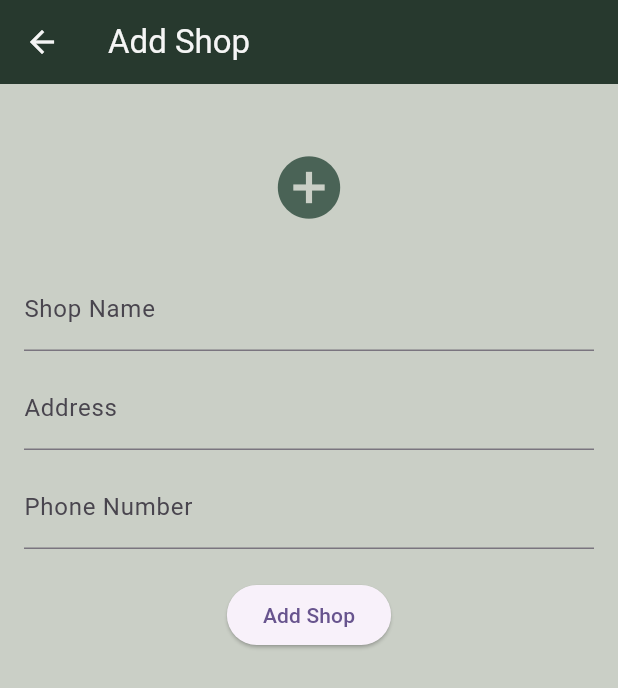
After one commit to blacknight9/ToDo, a Flutter app: the AddShopPage screen opened directly, after a tap on "Add Shop", on a phone screen of 412 x 824 dp. The commit adds this screen. Shown: the top 688 px of the screen. Run offline on Flutter 3.47's test engine with Material 3 defaults, Android fonts, the phone set to English and light mode, and no system bars; our stand-ins replace calendar_view, cloud_firestore, firebase_core, firebase_storage, fluttertoast, get and 3 more; accounts and stored records are empty.

Commit message:
working on ui and home panel

```diff
--- a/lib/constants/Colors.dart
+++ b/lib/constants/Colors.dart
@@ -16,7 +16,7 @@ const searchBarColor = Color.fromRGBO(50, 55, 57, 1);
 const dividerColor = Color.fromRGBO(37, 45, 50, 1);
 const myPrimary2 = Color.fromRGBO(30, 36, 40, 1);
 const myPrimary = Color.fromRGBO(202, 207, 198, 1.0);
-const myPrimaryAccent = Color.fromRGBO(214, 221, 210, 1);
+const myPrimaryAccent = Color.fromRGBO(230, 220, 180, 1);
 const myNoteTileColor = Color.fromRGBO(118, 140, 112, 1);
 const myAppBar = Color.fromRGBO(74, 99, 86, 1);
 const myHomeIcons = Color.fromRGBO(39, 57, 46, 1);
--- /dev/null
+++ b/lib/controllers/ShopsController.dart
@@ -0,0 +1,134 @@
+
+import 'dart:io';
+
+import 'package:ent5m/models/ShopsListModel.dart';
+import 'package:ent5m/services/firebase_services.dart';
+import 'package:firebase_storage/firebase_storage.dart';
+import 'package:flutter/cupertino.dart';
+import 'package:flutter/foundation.dart';
+import 'package:flutter/material.dart';
+import 'package:fluttertoast/fluttertoast.dart';
+import 'package:get/get.dart';
+import 'package:image_picker/image_picker.dart';
+import 'package:url_launcher/url_launcher.dart';
+
+class ShopsController extends GetxController {
+  var selectedImage = Rxn<File?>();
+  var selectedImageWeb = Rxn<String>();
+  String selectedImageUrl = '';
+  TextEditingController shopNameController = TextEditingController();
+  TextEditingController addressController = TextEditingController();
+  TextEditingController phoneNumberController = TextEditingController();
+
+  Future<void> pickImage() async {
+    final ImagePicker _picker = ImagePicker();
+    final XFile? image = await _picker.pickImage(source: ImageSource.gallery);
+
+    if (image != null) {
+      if (kIsWeb) {
+        // For web, store the image URL directly
+        selectedImageWeb.value = image.path; // Path is a Blob URL on the web
+      } else {
+        // For mobile, convert to File and proceed
+        File imageFile = File(image.path);
+        String imageUrl = await uploadLogo(imageFile);
+        selectedImage.value = imageFile;
+        selectedImageUrl = imageUrl;
+      }
+    }
+  }
+
+  Future<String> uploadLogo(File imageFile) async {
+    // Create a reference to the Firebase Storage bucket
+    final storageRef = FirebaseStorage.instance.ref();
+
+    // Create a unique file name for the image
+    String fileName = 'shops/shop_${DateTime.now().millisecondsSinceEpoch}.jpg';
+
+    // Create a reference to the file location in storage
+    final fileRef = storageRef.child(fileName);
+
+    try {
+      // Upload the file to the path in storage
+      await fileRef.putFile(imageFile);
+
+      // Once the file is uploaded, get the URL
+      String downloadUrl = await fileRef.getDownloadURL();
+      return downloadUrl;
+    } catch (e) {
+      // Handle any errors during upload
+      print(e);
+      return '';
+    }
+  }
+
+
+
+  Future<void> openMap(String address) async {
+    // Properly create a Uri object from the address string
+    var encoded = Uri.encodeFull(address);
+    Uri googleUrl = Uri.parse('https://www.google.com/maps/search/?api=1&query=$encoded');
+
+    try {
+      Uri googleUrl = Uri.parse('https://www.google.com/maps/search/?api=1&query=$encoded');
+      if (await canLaunchUrl(googleUrl)) {
+        await launchUrl(googleUrl);
+      } else {
+        print('Could not launch $googleUrl');
+      }
+    } catch (e) {
+      print('Caught error: $e');
+    }
+  }
+
+
+  Future<void> makePhoneCall(String phoneNumber) async {
+    // Properly create a Uri object from the phone number string
+    Uri telUrl = Uri.parse('tel:$phoneNumber');
+
+    if (await canLaunchUrl(telUrl)) {
+      await launchUrl(telUrl);
+    } else {
+      throw 'Could not launch the phone dialer.';
+    }
+  }
+
+
+
+  Future<void> addShop() async {
+    // Use the imageUrl in your Shop model
+    ShopsListModel newShop = ShopsListModel(
+        shopName: shopNameController.text,
+        address: addressController.text,
+        phoneNumber: phoneNumberController.text,
+        logo: selectedImageUrl.isNotEmpty ? selectedImageUrl :  selectedImageWeb.value!);
+    if (selectedImageUrl.isNotEmpty || selectedImageWeb.value != null) {
+      String docId = phoneNumberController.text.replaceAll(RegExp(r'\D'), '');
+      await CollectionRef.path(path: 'shopsList')
+          .doc(docId)
+          .set(
+        newShop.toJson(),
+      );
+    } else {
+      Fluttertoast.showToast(msg: 'SelectImage');
+      return ;
+    }
+
+  }
+
+  String formatPhoneNumber(String number) {
+    // Remove any non-digit characters from the input
+    String digitsOnly = number.replaceAll(RegExp(r'\D'), '');
+
+    // Check if the string contains exactly 10 digits
+    if (digitsOnly.length == 10) {
+      // Format the string as (XXX) XXX-XXXX
+      return '(${digitsOnly.substring(0, 3)}) ${digitsOnly.substring(3, 6)}-${digitsOnly.substring(6)}';
+    } else {
+      // Return the original string or handle the error as needed
+      return number;
+    }
+  }
+
+
+}
--- /dev/null
+++ b/lib/models/ShopsListModel.dart
@@ -0,0 +1,38 @@
+// To parse this JSON data, do
+//
+//     final shopsListModel = shopsListModelFromJson(jsonString);
+
+import 'package:meta/meta.dart';
+import 'dart:convert';
+
+ShopsListModel shopsListModelFromJson(String str) => ShopsListModel.fromJson(json.decode(str));
+
+String shopsListModelToJson(ShopsListModel data) => json.encode(data.toJson());
+
+class ShopsListModel {
+  final String shopName;
+  final String address;
+  final String phoneNumber;
+  final String logo;
+
+  ShopsListModel({
+    required this.shopName,
+    required this.address,
+    required this.phoneNumber,
+    required this.logo,
+  });
+
+  factory ShopsListModel.fromJson(Map<String, dynamic> json) => ShopsListModel(
+    shopName: json["shopName"],
+    address: json["address"],
+    phoneNumber: json["phoneNumber"],
+    logo: json["logo"],
+  );
+
+  Map<String, dynamic> toJson() => {
+    "shopName": shopName,
+    "address": address,
+    "phoneNumber": phoneNumber,
+    "logo": logo,
+  };
+}
--- a/lib/views/CalculatorsPage/CalculatorsPage.dart
+++ b/lib/views/CalculatorsPage/CalculatorsPage.dart
@@ -1,4 +1,6 @@
+import 'package:ent5m/views/CalculatorsPage/MaxRateCalculator.dart';
 import 'package:flutter/material.dart';
+import 'package:get/get.dart';
 
 class CalculatorsPage extends StatelessWidget {
   const CalculatorsPage({super.key});
@@ -8,6 +10,9 @@ class CalculatorsPage extends StatelessWidget {
     return Scaffold(
       appBar: AppBar(
         title: Text('CALCULATORS'),
+        actions: [
+          IconButton(onPressed: ()=>Get.to(()=>const MaxRateCalculator()), icon: Icon(Icons.calculate))
+        ],
       ),
     );
   }
--- a/lib/views/Home/AddNotePage.dart
+++ b/lib/views/Home/AddNotePage.dart
@@ -9,6 +9,7 @@ class AddNotePage extends StatelessWidget {
   @override
   Widget build(BuildContext context) {
     return Scaffold(
+      resizeToAvoidBottomInset: false,
       appBar: AppBar(
         title: const Text('Add Note'),
       leading: IconButton(
@@ -17,6 +18,7 @@ class AddNotePage extends StatelessWidget {
       ),
       body: Padding(
         padding: const EdgeInsets.all(12.0),
+        child: SingleChildScrollView(
           child: Column(
             children: [
               TextField(
@@ -44,6 +46,7 @@ class AddNotePage extends StatelessWidget {
             ],
           ),
         ),
+      ),
     );
   }
 }
--- a/lib/views/Home/HomePage.dart
+++ b/lib/views/Home/HomePage.dart
@@ -25,7 +25,7 @@ class HomePage extends StatelessWidget {
 
                 SizedBox(
                 height: MediaQuery.of(context).size.height * 0.7,
-                child: AddNotePage()),isScrollControlled: true, isDismissible: false);
+                child: AddNotePage()), isDismissible: false);
           }, icon: const Icon(Icons.note_add)),
           IconButton(onPressed: (){
             Get.bottomSheet(const MenuPage());
--- a/lib/views/Home/HomePanel.dart
+++ b/lib/views/Home/HomePanel.dart
@@ -25,14 +25,14 @@ class HomePanel extends StatelessWidget {
       child: ResponsiveMaxWidthContainer(
         child: GestureDetector(
           onTap: () {
-            Get.bottomSheet( UpdateHomePanelPage());
+            Get.bottomSheet( UpdateHomePanelPage(),isDismissible: false);
           },
           child: Obx(
             () => Container(
               decoration: BoxDecoration(
                   color: myPrimary,
                   borderRadius: BorderRadius.circular(20),
-                  border: Border.all(color: Colors.grey, width: 0.2)),
+                  border: Border.all(color: myAppBar, width: 1)),
               width: MediaQuery.of(context).size.width,
               child: Padding(
                 padding: const EdgeInsets.all(8.0),
--- a/lib/views/NotesPage.dart
+++ b/lib/views/NotesPage.dart
@@ -17,7 +17,9 @@ class NotesPage extends StatelessWidget {
   Widget build(BuildContext context) {
     HomeController homeController = Get.put(HomeController());
 
-    return StreamBuilder<QuerySnapshot>(
+    return Padding(
+      padding: const EdgeInsets.all(8.0),
+      child: StreamBuilder<QuerySnapshot>(
         stream: FirebaseFirestore.instance
             .collection('notes')
             .orderBy('timeStamp', descending: true)
@@ -74,6 +76,7 @@ class NotesPage extends StatelessWidget {
             ),
           );
         },
+      ),
     );
   }
 }
--- /dev/null
+++ b/lib/views/ShopsListPage/AddShopPage.dart
@@ -0,0 +1,72 @@
+import 'package:ent5m/constants/Colors.dart';
+import 'package:flutter/foundation.dart';
+import 'package:flutter/material.dart';
+import 'package:get/get.dart';
+import '../../controllers/ShopsController.dart';
+import 'dart:io';
+
+class AddShopPage extends StatelessWidget {
+
+  final ShopsController shopsController = Get.put(ShopsController());
+
+  AddShopPage({super.key});
+
+  @override
+  Widget build(BuildContext context) {
+    return Scaffold(
+      resizeToAvoidBottomInset: false,
+      appBar: AppBar(
+        title: Text('Add Shop'),
+      ),
+      body: SingleChildScrollView(
+        padding: EdgeInsets.all(16),
+        child: Column(
+          children: [
+            SizedBox(height: 20,),
+            Obx(() => shopsController.selectedImage.value != null || shopsController.selectedImageWeb.value != null
+                ? CircleAvatar(
+              backgroundImage: kIsWeb
+                  ? NetworkImage(shopsController.selectedImageWeb.value!)
+                  : FileImage(shopsController.selectedImage.value!) as ImageProvider,
+              radius: 40,
+            )
+                : IconButton(
+              onPressed: () => shopsController.pickImage(),
+              icon: const Icon(Icons.add_circle, color: myAppBar, size: 50),
+            ),
+            ),
+
+
+            SizedBox(height: 20,),
+            TextField(
+              controller: shopsController.shopNameController,
+              decoration: InputDecoration(labelText: 'Shop Name'),
+            ),
+            SizedBox(height: 10),
+            TextField(
+              controller:  shopsController.addressController,
+              decoration: InputDecoration(labelText: 'Address'),
+            ),
+            SizedBox(height: 10),
+            TextField(
+              controller:  shopsController.phoneNumberController,
+              decoration: InputDecoration(labelText: 'Phone Number'),
+            ),
+            SizedBox(height: 20),
+            ElevatedButton(
+              onPressed: () async {
+                // Implement the logic to pick the image, upload, and add the shop
+                shopsController.addShop();
+              },
+              child: Text('Add Shop'),
+            ),
+          ],
+        ),
+      ),
+    );
+  }
+
+  Future<void> submitShopDetails() async {
+    // Implement the logic here
+  }
+}
--- a/lib/views/Widgets/MyExpansionTile.dart
+++ b/lib/views/Widgets/MyExpansionTile.dart
@@ -13,7 +13,7 @@ class MyExpansionTile extends StatelessWidget {
   @override
   Widget build(BuildContext context) {
     return Padding(
-      padding: const EdgeInsets.all(1.0),
+      padding: const EdgeInsets.fromLTRB(1, 1, 1, 0),
       child: Card(
         elevation: 0,
         shape: RoundedRectangleBorder(
```
Also changed, not shown: lib/constants/currencyInputFormatter.dart (added, +17 -0 lines), lib/controllers/CalculatorsController.dart (added, +39 -0 lines), lib/controllers/HomeController.dart (+11 -4 lines), lib/main.dart (+19 -1 lines), lib/views/CalculatorsPage/MaxRateCalculator.dart (added, +172 -0 lines), lib/views/Home/UpdateHomePanelPage.dart (+8 -1 lines), lib/views/ShopsListPage/ShopsListPage.dart (+52 -0 lines), pubspec.yaml (+7 -0 lines), pubspec.lock, 8 other files. Lines whose indentation alone changed are shown as unchanged.
